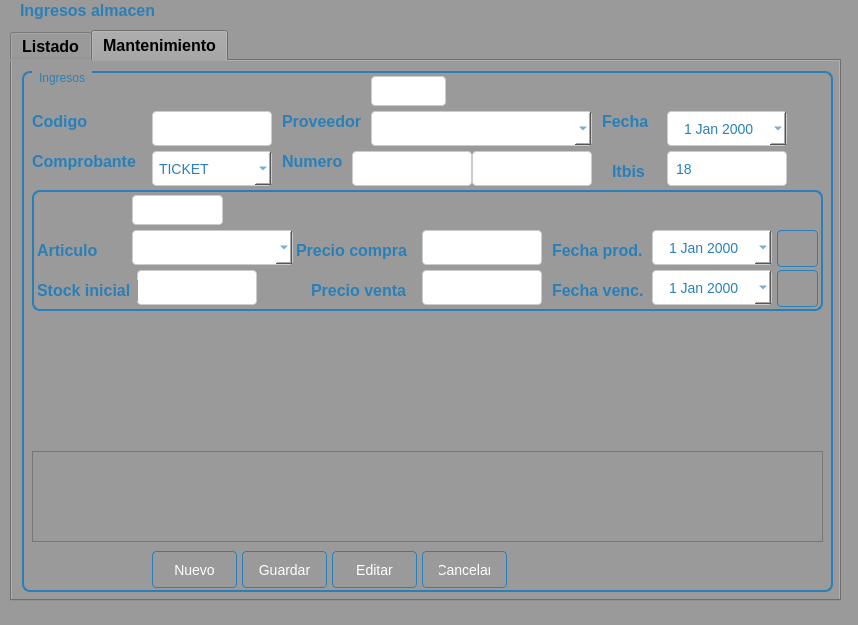
Qt form Sistema de ventas/ui/FrmIngreso.ui (CodeDrTech/DevelopPython) before a commit.
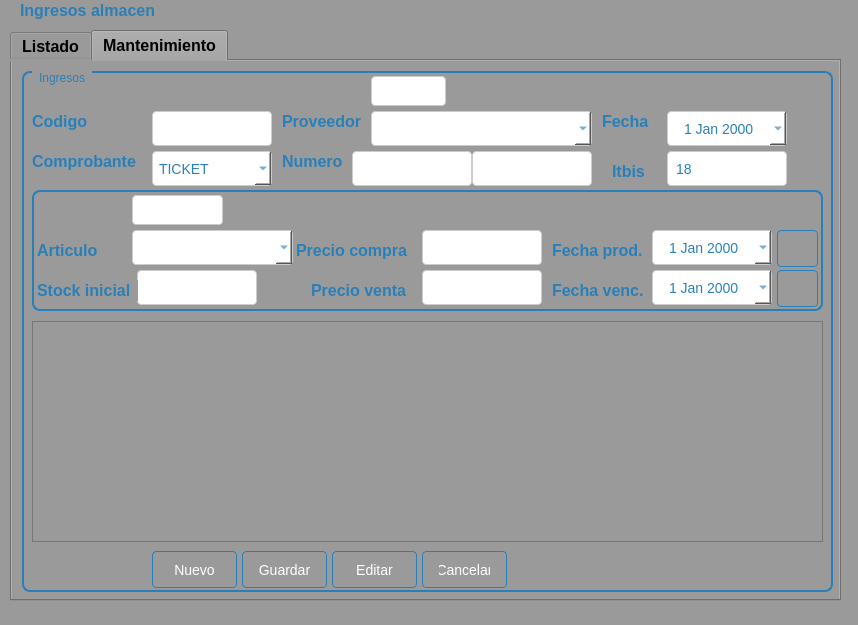
The same form after that commit. The open tabs and pages were chosen to show the change.

Patch:
```diff
--- a/Sistema de ventas/ui/FrmIngreso.ui
+++ b/Sistema de ventas/ui/FrmIngreso.ui
@@ -1875,9 +1875,9 @@
        <property name="geometry">
         <rect>
          <x>10</x>
-         <y>380</y>
+         <y>250</y>
          <width>791</width>
-         <height>91</height>
+         <height>221</height>
         </rect>
        </property>
       </widget>
```
Left out of the diff: 3 changed lines with no effect on the pictures.
